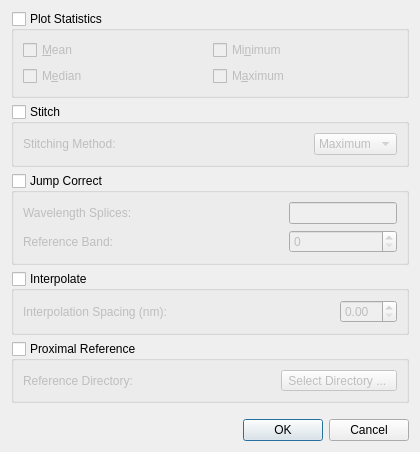
This is specdal/gui/pyqt/op_config.ui in EnSpec/SpecDAL as Qt 5 draws it before an edit. The edited form follows.
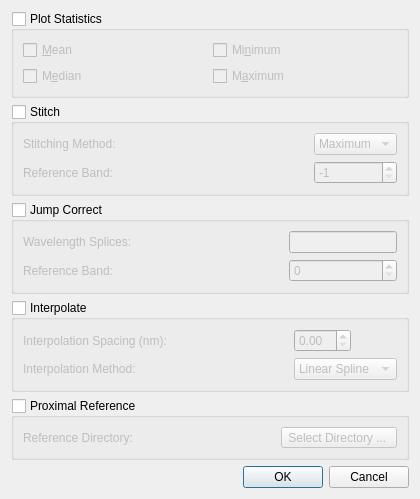
This is the edited form.

Diff of the .ui file:
```diff
--- a/specdal/gui/pyqt/op_config.ui
+++ b/specdal/gui/pyqt/op_config.ui
@@ -7,7 +7,7 @@
     <x>0</x>
     <y>0</y>
     <width>420</width>
-    <height>452</height>
+    <height>485</height>
    </rect>
   </property>
   <property name="windowTitle">
@@ -75,15 +75,8 @@
      <property name="checked">
       <bool>false</bool>
      </property>
-     <layout class="QHBoxLayout" name="horizontalLayout">
-      <item>
-       <widget class="QLabel" name="label_3">
-        <property name="text">
-         <string>Stitching Method:</string>
-        </property>
-       </widget>
-      </item>
-      <item>
+     <layout class="QGridLayout" name="gridLayout_4">
+      <item row="0" column="1">
        <widget class="QComboBox" name="stitchMethod">
         <property name="sizePolicy">
          <sizepolicy hsizetype="Maximum" vsizetype="Fixed">
@@ -118,6 +111,30 @@
         </item>
        </widget>
       </item>
+      <item row="0" column="0">
+       <widget class="QLabel" name="label_3">
+        <property name="text">
+         <string>Stitching Method:</string>
+        </property>
+       </widget>
+      </item>
+      <item row="1" column="0">
+       <widget class="QLabel" name="label_7">
+        <property name="text">
+         <string>Reference Band:</string>
+        </property>
+       </widget>
+      </item>
+      <item row="1" column="1">
+       <widget class="QSpinBox" name="stitchReference">
+        <property name="minimum">
+         <number>-1</number>
+        </property>
+        <property name="value">
+         <number>-1</number>
+        </property>
+       </widget>
+      </item>
      </layout>
     </widget>
    </item>
@@ -181,15 +198,15 @@
      <property name="checked">
       <bool>false</bool>
      </property>
-     <layout class="QHBoxLayout" name="horizontalLayout_2">
-      <item>
+     <layout class="QGridLayout" name="gridLayout_3">
+      <item row="0" column="0">
        <widget class="QLabel" name="label_4">
         <property name="text">
          <string>Interpolation Spacing (nm): </string>
         </property>
        </widget>
       </item>
-      <item>
+      <item row="0" column="1">
        <widget class="QDoubleSpinBox" name="interpSpacing">
         <property name="sizePolicy">
          <sizepolicy hsizetype="Maximum" vsizetype="Fixed">
@@ -199,6 +216,27 @@
         </property>
        </widget>
       </item>
+      <item row="1" column="0">
+       <widget class="QLabel" name="label_6">
+        <property name="text">
+         <string>Interpolation Method:</string>
+        </property>
+       </widget>
+      </item>
+      <item row="1" column="1">
+       <widget class="QComboBox" name="interpMethod">
+        <item>
+         <property name="text">
+          <string>Linear Spline</string>
+         </property>
+        </item>
+        <item>
+         <property name="text">
+          <string>Cubic</string>
+         </property>
+        </item>
+       </widget>
+      </item>
      </layout>
     </widget>
    </item>
```
